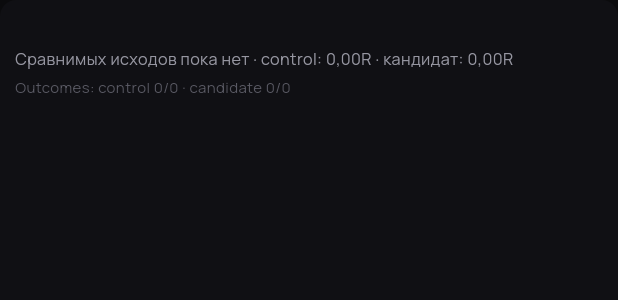
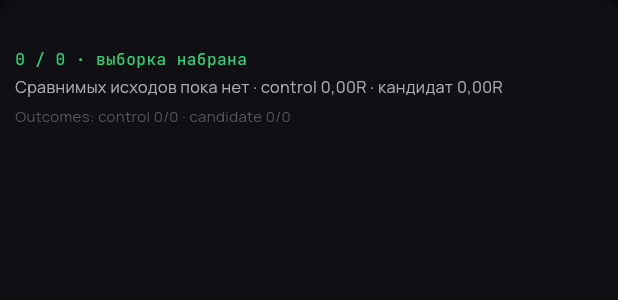
Before and after one commit to compas-psy/signalAI-mobileApp, a Flutter app: the _CompetitionCard widget shown alone on an empty page, opened directly with empty values, on a phone screen of 412 x 824 dp. Shown: the top 300 px of the screen. Run offline on Flutter 3.47's test engine with Material 3 defaults, Android fonts, the phone set to English and light mode, and no system bars; network calls fail.

Commit message:
feat: expose N40 and venue backtest readiness

```diff
--- a/lib/data/api/control_dashboard_client.dart
+++ b/lib/data/api/control_dashboard_client.dart
@@ -385,12 +385,14 @@ class BacktestRunSummary {
 class ControlBacktestSnapshot {
   const ControlBacktestSnapshot({
     required this.latest,
+    required this.dataReadiness,
     required this.walkForward,
     required this.paperGate,
     required this.liveGate,
   });
 
   final BacktestRunSummary? latest;
+  final Map<String, dynamic> dataReadiness;
   final Map<String, dynamic> walkForward;
   final Map<String, dynamic> paperGate;
   final Map<String, dynamic> liveGate;
@@ -402,6 +404,10 @@ class ControlBacktestSnapshot {
             : BacktestRunSummary.fromJson(
                 _requiredMap(json['latest'], 'backtest.latest'),
               ),
+        dataReadiness: _requiredMap(
+          json['data_readiness'],
+          'backtest.data_readiness',
+        ),
         walkForward: _requiredMap(json['walk_forward'], 'backtest.walk_forward'),
         paperGate: _requiredMap(json['paper_gate'], 'backtest.paper_gate'),
         liveGate: _requiredMap(json['live_gate'], 'backtest.live_gate'),
--- a/lib/ui/screens/server_control_screen.dart
+++ b/lib/ui/screens/server_control_screen.dart
@@ -3,6 +3,7 @@ import 'dart:async';
 import 'package:flutter/widgets.dart';
 
 import '../../data/api/control_dashboard_client.dart';
+import '../../data/api/control_progress.dart';
 import '../../theme/tokens.dart';
 import '../../theme/typography.dart';
 import '../widgets/common.dart';
@@ -240,7 +241,10 @@ class _ServerControlScreenState extends State<ServerControlScreen> {
             ],
             for (final candidate in snapshot.competition.candidates) ...[
               const SizedBox(height: 10),
-              _CompetitionCard(candidate: candidate),
+              _CompetitionCard(
+                candidate: candidate,
+                requiredSample: snapshot.competition.minComparableSample,
+              ),
             ],
           ],
         ),
@@ -248,6 +252,13 @@ class _ServerControlScreenState extends State<ServerControlScreen> {
 
   Widget _backtest(ControlBacktestSnapshot snapshot) {
     final run = snapshot.latest;
+    final readiness = snapshot.dataReadiness;
+    final readinessStatus = readiness['status']?.toString() ?? 'UNKNOWN';
+    final d1Months = readiness['available_d1_months'] ?? 0;
+    final h1Months = readiness['available_h1_months'] ?? 0;
+    final requiredMonths = readiness['required_months'] ??
+        snapshot.walkForward['min_history_months'] ??
+        '—';
     return SectionCard(
       child: Column(
         crossAxisAlignment: CrossAxisAlignment.start,
@@ -256,8 +267,10 @@ class _ServerControlScreenState extends State<ServerControlScreen> {
           const SizedBox(height: 8),
           if (run == null)
             Text(
-              'Для $_venueName нет сохранённого серверного бэктеста.',
-              style: T.body(11.5, color: C.muted, height: 1.45),
+              readinessStatus == 'INSUFFICIENT_HISTORY'
+                  ? 'Бэктест заблокирован честно: истории недостаточно · D1 $d1Months/$requiredMonths мес · H1 $h1Months/$requiredMonths мес.'
+                  : 'Для $_venueName нет сохранённого серверного бэктеста · данные: $readinessStatus.',
+              style: T.body(11.5, color: C.warning, height: 1.45),
             )
           else ...[
             Row(
@@ -439,14 +452,22 @@ class _CandidateRuntimeCard extends StatelessWidget {
 }
 
 class _CompetitionCard extends StatelessWidget {
-  const _CompetitionCard({required this.candidate});
+  const _CompetitionCard({
+    required this.candidate,
+    required this.requiredSample,
+  });
 
   final CompetitionCandidateSummary candidate;
+  final int requiredSample;
 
   @override
   Widget build(BuildContext context) {
     final paper = candidate.paper;
     final comparable = paper.comparablePairs;
+    final progress = ComparableSampleProgress(
+      comparable: comparable,
+      required: requiredSample,
+    );
     return InsetBox(
       child: Column(
         crossAxisAlignment: CrossAxisAlignment.start,
@@ -466,16 +487,17 @@ class _CompetitionCard extends StatelessWidget {
             ],
           ),
           const SizedBox(height: 6),
-          if (comparable == 0)
-            Text(
-              'Сравнимых исходов пока нет · control: ${_r(paper.controlMeanNetR)} · кандидат: ${_r(paper.candidateMeanNetR)}',
-              style: T.body(10.8, color: C.muted, height: 1.45),
-            )
-          else
-            Text(
-              'N $comparable · control ${_r(paper.controlMeanNetR)} · кандидат ${_r(paper.candidateMeanNetR)} · Δ ${_r(paper.deltaMeanNetR)}',
-              style: T.mono(10.8, color: C.textSecondary),
-            ),
+          Text(
+            progress.label,
+            style: T.mono(10.8, color: progress.adequate ? C.green : C.warning),
+          ),
+          const SizedBox(height: 4),
+          Text(
+            comparable == 0
+                ? 'Сравнимых исходов пока нет · control ${_r(paper.controlMeanNetR)} · кандидат ${_r(paper.candidateMeanNetR)}'
+                : 'control ${_r(paper.controlMeanNetR)} · кандидат ${_r(paper.candidateMeanNetR)} · Δ ${_r(paper.deltaMeanNetR)}',
+            style: T.body(10.8, color: C.textSecondary, height: 1.45),
+          ),
           const SizedBox(height: 4),
           Text(
             'Outcomes: control ${paper.control.evaluatedOutcomes}/${paper.control.decisions} · candidate ${paper.candidate.evaluatedOutcomes}/${paper.candidate.decisions}',
```
Also changed, not shown: 4 other files.
